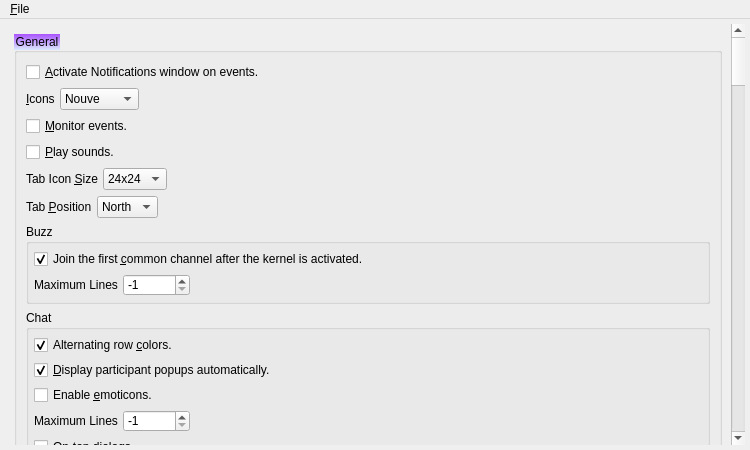
Qt form branches/trunk/UI/spot-on-options.ui (textbrowser/spot-on) before a commit.
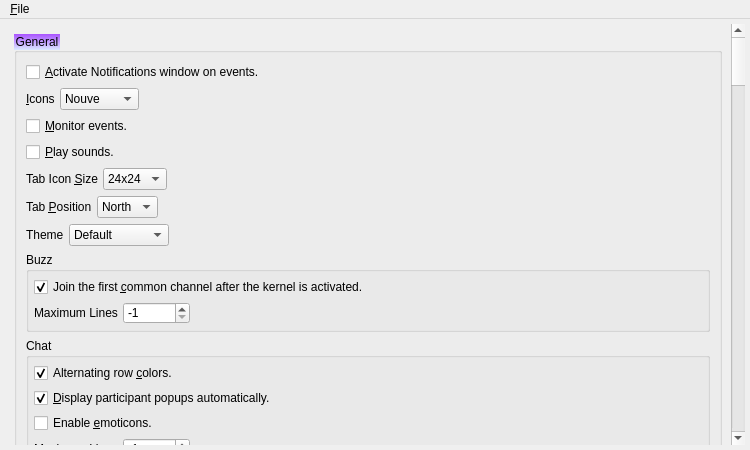
The same form after that commit. Icons and pictures are not drawn.

The edit to the form file:
```diff
--- a/branches/trunk/UI/spot-on-options.ui
+++ b/branches/trunk/UI/spot-on-options.ui
@@ -43,9 +43,9 @@
        <property name="geometry">
         <rect>
          <x>0</x>
-         <y>-1640</y>
+         <y>0</y>
          <width>719</width>
-         <height>4144</height>
+         <height>4184</height>
         </rect>
        </property>
        <layout class="QVBoxLayout" name="verticalLayout_25">
@@ -259,6 +259,63 @@
              </item>
             </layout>
            </item>
+           <item>
+            <layout class="QHBoxLayout" name="horizontalLayout_20">
+             <property name="spacing">
+              <number>5</number>
+             </property>
+             <item>
+              <widget class="QLabel" name="label_33">
+               <property name="text">
+                <string>Theme</string>
+               </property>
+              </widget>
+             </item>
+             <item>
+              <widget class="QComboBox" name="theme">
+               <property name="currentIndex">
+                <number>3</number>
+               </property>
+               <property name="sizeAdjustPolicy">
+                <enum>QComboBox::AdjustToContents</enum>
+               </property>
+               <item>
+                <property name="text">
+                 <string>Breeze Dark</string>
+                </property>
+               </item>
+               <item>
+                <property name="text">
+                 <string>Breeze Light</string>
+                </property>
+               </item>
+               <item>
+                <property name="text">
+                 <string>Dark</string>
+                </property>
+               </item>
+               <item>
+                <property name="text">
+                 <string>Default</string>
+                </property>
+               </item>
+              </widget>
+             </item>
+             <item>
+              <spacer name="horizontalSpacer_11">
+               <property name="orientation">
+                <enum>Qt::Horizontal</enum>
+               </property>
+               <property name="sizeHint" stdset="0">
+                <size>
+                 <width>40</width>
+                 <height>20</height>
+                </size>
+               </property>
+              </spacer>
+             </item>
+            </layout>
+           </item>
            <item>
             <widget class="QGroupBox" name="groupBox">
              <property name="title">
```
Left out of the diff: 1 changed line with no effect on the pictures.
